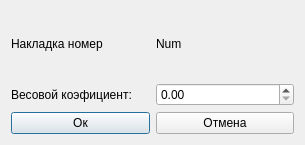
The window that selectWeight.ui (PointlessAlbatross/CAD-A_Qt) describes before a commit, drawn with Qt 5.
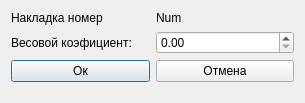
The same window after the commit.

Patch:
```diff
--- a/selectWeight.ui
+++ b/selectWeight.ui
@@ -7,7 +7,7 @@
     <x>0</x>
     <y>0</y>
     <width>305</width>
-    <height>145</height>
+    <height>103</height>
    </rect>
   </property>
   <property name="windowTitle">
@@ -78,6 +78,19 @@
      </item>
     </layout>
    </item>
+   <item row="1" column="0">
+    <spacer name="verticalSpacer">
+     <property name="orientation">
+      <enum>Qt::Vertical</enum>
+     </property>
+     <property name="sizeHint" stdset="0">
+      <size>
+       <width>20</width>
+       <height>40</height>
+      </size>
+     </property>
+    </spacer>
+   </item>
   </layout>
  </widget>
  <resources/>
```
